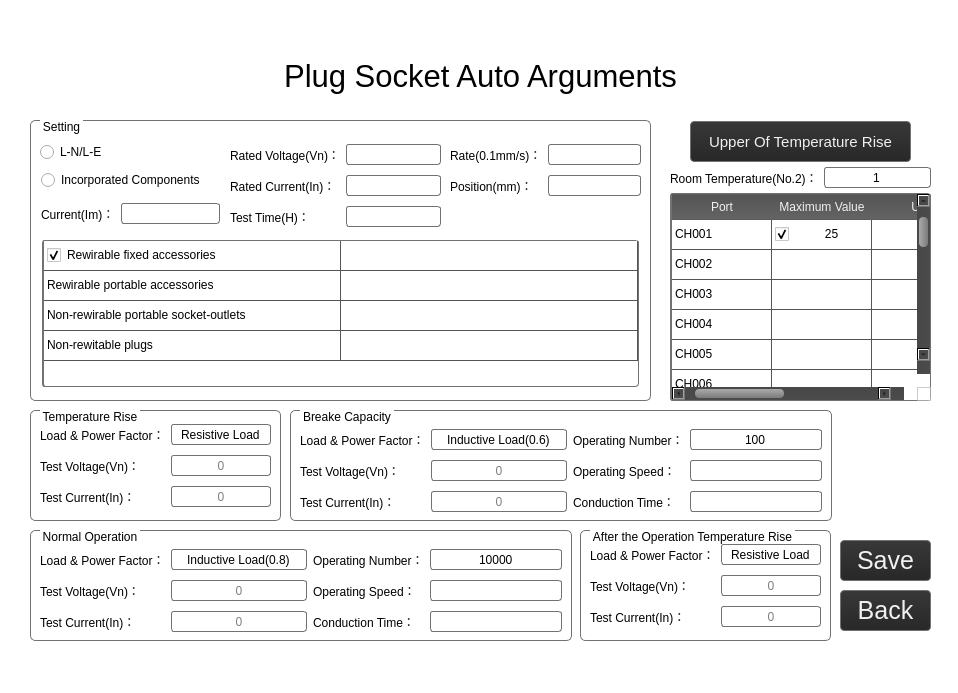
First picture: the form in ElectricalAccessories/formdisplay.ui, repository ColTam/tonstep, before the edit.
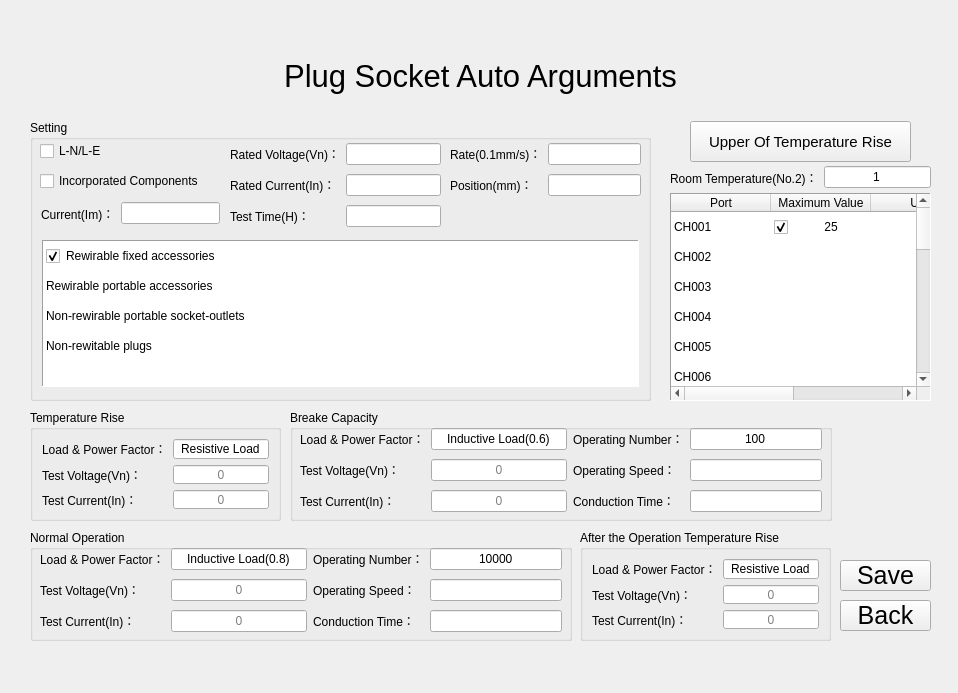
Second picture: the form after the edit. The open tabs and pages were chosen to show the change. Icons and pictures are not drawn.

What changed in the file:
```diff
--- a/ElectricalAccessories/formdisplay.ui
+++ b/ElectricalAccessories/formdisplay.ui
@@ -13,6 +13,11 @@
   <property name="windowTitle">
    <string/>
   </property>
+  <property name="styleSheet">
+   <string notr="true">QWidget#FormDisplay {
+	border-radius: 5px;
+}</string>
+  </property>
   <widget class="QStackedWidget" name="stackedWidget">
    <property name="enabled">
     <bool>true</bool>
@@ -21,8 +26,8 @@
     <rect>
      <x>0</x>
      <y>0</y>
-     <width>958</width>
-     <height>693</height>
+     <width>960</width>
+     <height>694</height>
     </rect>
    </property>
    <property name="font">
@@ -34,408 +39,7 @@
     <bool>false</bool>
    </property>
    <property name="styleSheet">
-    <string notr="true">QWidget {
-	background-color: #FFFFFF;
-}
-
-QLabel {
-	background: transparent;
-}
-
-QLabel#label_login {
-	image: url(:/image/image/SGS.png);
-}
-
-QLineEdit{
-    border: 1px solid #727272;
-    border-radius: 3px;
-    min-height: 19px;
-    selection-color:rgb(240,240,240);
-    selection-background-color:qlineargradient(spread:pad, x1:0, y1:0, x2:0, y2:1, stop:0 #383838, stop:1 #282828);
-}
-
-QPushButton 
-{
-    border: 1px solid #727272;
-    border-bottom-width:1px;
-    border-radius: 4px;
-    color: #F0F0F0;
-    background-color: qlineargradient(spread:pad, x1:0, y1:0, x2:0, y2:1, stop:0 #FF383838, stop:1 #FF282828);
-}
-
-QPushButton:hover
-{
-    border-bottom-color: #F46320;
-    border-bottom-width: 2px;
-    background-color: qlineargradient(spread:pad, x1:0, y1:0, x2:0, y2:1, stop:0 #FF646464, stop:1 #FF545454);
-}
-
-QPushButton:pressed 
-{
-    border-bottom-color: #727272;
-    border-bottom-width: 1px;
-    background-color: qlineargradient(spread:pad, x1:0, y1:0, x2:0, y2:1, stop:0 #FF383838, stop:1 #FF282828);
-}
-
-QPushButton:!enabled 
-{
-    color: #ADADAD;
-}
-
-QPushButton#pushButton_6 {
-	border: 1px solid #AAAAAA;
-	border-top-color: #727272;
-	border-right-color: #727272;
-	border-radius: 0px;
-	border-top-right-radius: 4px;
-	border-bottom-left-radius: 4px;
-	height: 21px;
-	width: 21px;
-    background: #FAFAFA;
-	image: url(:/icon/icon/arrow_down_black.png);
-}
-
-QPushButton#pushButton_6:hover {
-	background: #E7E7E7;
-}
-
-QPushButton#pushButton_6:pressed {
-	background: #FDFDFD;
-}
-
-QPushButton#pushButton_6::menu-indicator{
-	image:none;
-}
-
-QToolButton 
-{
-    border: 1px solid #727272;
-    border-bottom-width:1px;
-    border-radius: 4px;
-    color: #F0F0F0;
-    background-color: qlineargradient(spread:pad, x1:0, y1:0, x2:0, y2:1, stop:0 #FF383838, stop:1 #FF282828);
-}
-
-QToolButton:hover
-{
-    background-color: qlineargradient(spread:pad, x1:0, y1:0, x2:0, y2:1, stop:0 #FF646464, stop:1 #FF545454);
-    border-bottom-color: #F46320;
-    border-bottom-width: 2px;
-}
-
-QToolButton:pressed 
-{
-    background-color: qlineargradient(spread:pad, x1:0, y1:0, x2:0, y2:1, stop:0 #FF383838, stop:1 #FF282828);
-    border-bottom-color: #727272;
-    border-bottom-width: 1px;
-}
-
-QToolButton:!enabled 
-{
-    color: #ADADAD;
-}
-
-QToolButton#toolButton_close{
-    border: none;
-    border-radius: 0px;
-    background: #FAFAFA;
-    image:url(:/icon/icon/return.png);
-}
-
-QToolButton#toolButton_close:hover{
-    background: #E7E7E7;
-    border-bottom: 2px solid #F46320;
-}
-
-QToolButton#toolButton_close:pressed{
-    background: #FDFDFD;
-}
-
-QToolButton#toolButton{
-    border: none;
-    border-left: 1px solid #727272;
-    border-radius: 0px;
-    color: black;
-    background: #FAFAFA;
-}
-
-QToolButton#toolButton:hover{
-    background: #E7E7E7;
-    border-bottom: 2px solid #F46320;
-}
-
-QToolButton#toolButton:pressed{
-    background: #FDFDFD;
-}
-
-QTableWidget {
-    border: 1px solid #727272;
-    border-left: 2px solid #727272;
-    border-radius: 3px;
-    selection-color:#F0F0F0;
-    selection-background-color:qlineargradient(spread:pad, x1:0, y1:0, x2:0, y2:1, stop:0 #383838, stop:1 #282828);
-}
-
-QTableView::indicator:unchecked {
-    border: 1px solid #787878;
-}
-
-QTableView::indicator:unchecked:hover {
-    border: 1px solid #787878;
-}
-
-QTableWidget::item{
-    border:none;   
-    border-right: 1px solid #545454;
-    border-bottom: 1px solid #545454;
-    background: #FFFFFF;
-}
-
-QTableWidget::item:hover{
-    color:#F0F0F0;
-    background-color:qlineargradient(spread:pad, x1:0, y1:0, x2:0, y2:1, stop:0 #646464, stop:1 #545454);
-}
-
-QTableWidget::item:selected{
-    color:#F0F0F0;
-    background-color:qlineargradient(spread:pad, x1:0, y1:0, x2:0, y2:1, stop:0 #383838, stop:1 #282828);
-}
-
-QHeaderView::section{
-    border:1px solid qlineargradient(spread:pad, x1:0, y1:0, x2:0, y2:1, stop:0 #545454, stop:1 #646464);;
-    padding: 3px;
-    color:#F0F0F0;
-    background-color:qlineargradient(spread:pad, x1:0, y1:0, x2:0, y2:1, stop:0 #545454, stop:1 #646464);
-}
-
-QScrollBar:vertical {
-    width: 13px;
-    background: qlineargradient(spread:pad, x1:0, y1:0, x2:1, y2:0, stop:0 #484848, stop:1 #4B4B4B);
-    margin: 13px 0 13px 0;
-}
-
-QScrollBar::handle:vertical {
-    width: 13px;
-    min-height: 30px;
-    border-radius: 4px;
-    margin-left:2px;
-    margin-right:2px;
-    margin-top: 10px;
-    margin-bottom: 10px;
-    background: qlineargradient(spread:pad, x1:0, y1:0, x2:1, y2:0, stop:0 #AAAAAA, stop:1 #7B7B7B);
-}
-
-QScrollBar::handle:vertical:hover {
-    background: qlineargradient(spread:pad, x1:0, y1:0, x2:1, y2:0, stop:0 #9C9C9C, stop:1 #6D6D6D);
-}
-
-QScrollBar::sub-line:vertical {
-    height: 13px;
-    background: qlineargradient(spread:pad, x1:0, y1:0, x2:1, y2:0, stop:0 #484848, stop:1 #4B4B4B);
-    image: url(:/icon/icon/arrow_up.png);
-    subcontrol-position: top;
-    subcontrol-origin: margin;
-    padding-top:5px;
-    padding-bottom:5px;
-}
-
-QScrollBar::add-line:vertical {
-    height: 13px;
-    background: qlineargradient(spread:pad, x1:0, y1:0, x2:1, y2:0, stop:0 #484848, stop:1 #4B4B4B);
-    image: url(:/icon/icon/arrow_down.png);
-    subcontrol-position: bottom;
-    subcontrol-origin: margin;
-    padding-top:5px;
-    padding-bottom:5px;
-}
-
-QScrollBar::sub-line:vertical:hover {
-    background: qlineargradient(spread:pad, x1:0, y1:0, x2:1, y2:0, stop:0 #484848, stop:1 #585858);
-}
-
-QScrollBar::add-line:vertical:hover {
-    background: qlineargradient(spread:pad, x1:0, y1:0, x2:1, y2:0, stop:0 #484848, stop:1 #585858);
-}
-
-QScrollBar::add-page:vertical, QScrollBar::sub-page:vertical {
-    background: transparent;
-}
-
-QScrollBar:horizontal {
-    height: 13px;
-    background: qlineargradient(spread:pad, x1:0, y1:0, x2:0, y2:1, stop:0 #484848, stop:1 #4B4B4B);
-    margin: 0 13px 0 13px;
-}
-
-QScrollBar::handle:horizontal {
-    height: 13px;
-    min-width: 30px;
-    border-radius: 4px;
-    margin-top:2px;
-    margin-bottom:2px;
-    margin-left: 10px;
-    margin-right: 10px;
-    background: qlineargradient(spread:pad, x1:0, y1:0, x2:0, y2:1, stop:0 #AAAAAA, stop:1 #7B7B7B);
-}
-
-QScrollBar::handle:horizontal:hover {
-    background: qlineargradient(spread:pad, x1:0, y1:0, x2:0, y2:1, stop:0 #9C9C9C, stop:1 #6D6D6D);
-}
-
-QScrollBar::sub-line:horizontal {
-    width: 13px;
-    background: qlineargradient(spread:pad, x1:0, y1:0, x2:0, y2:1, stop:0 #484848, stop:1 #4B4B4B);
-    image: url(:/icon/icon/arrow_left.png);
-    subcontrol-position: left;
-    subcontrol-origin: margin;
-    padding-left:5px;
-    padding-right:5px;
-}
-
-QScrollBar::add-line:horizontal {
-    width: 13px;
-    background: qlineargradient(spread:pad, x1:0, y1:0, x2:0, y2:1, stop:0 #484848, stop:1 #4B4B4B);
-    image: url(:/icon/icon/arrow_right.png);
-    subcontrol-position: right;
-    subcontrol-origin: margin;
-    padding-left:5px;
-    padding-right:5px;
-}
-
-QScrollBar::sub-line:horizontal:hover {
-    background: qlineargradient(spread:pad, x1:0, y1:0, x2:0, y2:1, stop:0 #585858, stop:1 #484848);
-}
-
-QScrollBar::add-line:horizontal:hover {
-    background: qlineargradient(spread:pad, x1:0, y1:0, x2:0, y2:1, stop:0 #585858, stop:1 #484848);
-}
-
-QScrollBar::add-page:horizontal, QScrollBar::sub-page:horizontal {
-    background: transparent;
-}
-
-QTabWidget QLabel {
-	background: #FFFFFF;
-}
-
-QTabWidget::pane {
-	border: none;
-	border-top: 1px solid #727272;
-	border-right: 2px solid #727272;
-}
-
-QTabWidget::tab-bar {
-    border: none;
-}
-QTabBar::tab {
-    color: #E0E0E0;
-    background:qlineargradient(spread:pad, x1:0, y1:0, x2:0, y2:1, stop:0 #646464, stop:1 #545454);
-    width: 20px;
-    height: 73px;
-    border: none;
-    border-top-right-radius: 4px;
-    border-bottom-right-radius: 4px;
-    margin-right: 3px;
-    margin-bottom: 1px;
-    padding-top: 3px;
-    padding-bottom: 3px;
-}
-QTabBar::tab:hover {
-    border-left: 1px solid #F46320;
-    background:qlineargradient(spread:pad, x1:0, y1:0, x2:0, y2:1, stop:0 #383838, stop:1 #282828);
-}
-QTabBar::tab:selected {
-    width:21px;
-    color: #F0F0F0;
-    border-left: 2px solid #F46320;
-    background:qlineargradient(spread:pad, x1:0, y1:0, x2:0, y2:1, stop:0 #383838, stop:1 #282828);
-}
-
-QComboBox {
-    color: #F0F0F0;
-    font-size: 18px;
-    max-height:20px;
-    background-color: qlineargradient(x1:0, y1:0, x2:0, y2:1, stop:0 #FF383838, stop:1 #FF282828);
-    border:1px solid #727272;
-    border-radius: 3px;
-    padding-left: 2px;
-}
-
-QComboBox::drop-down {
-    width: 26px;
-    border: none;
-    background: transparent;
-}
-
-QComboBox::down-arrow {
-    border-image: url(:/icon/icon/arrow_down);
-}
-
-QComboBox QAbstractItemView {
-    border: 1px solid #727272;
-    color: #F0F0F0;
-    background-color: qlineargradient(x1:0, y1:0, x2:0, y2:1, stop:0 #FF383838, stop:1 #FF282828);
-    outline: none;
-    selection-background-color: qlineargradient(spread:pad, x1:0, y1:0, x2:0, y2:1, stop:0 #FF646464, stop:1 #FF545454);
-}
-
-QComboBox:on {
-    background-color: qlineargradient(spread:pad, x1:0, y1:0, x2:0, y2:1, stop:0 #FF2B2B2B, stop:1 #FF202020);
-}
-
-#page_login {border-image: url(:/image/image/wlite.jpg);}
-/*#page_main {border-image: url(:/image/);}
-#page_19 {border-image: url(:/image/);}
-#page_20 {border-image: url(:/image/);}
-#page_21 {border-image: url(:/image/);}
-#page_22 {border-image: url(:/image/);}*/
-
-.QGroupBox {
-    border:1px solid #727272;
-    border-radius: 5px;
-    margin-top: 1.5ex;
-	font-weight:normal;
-}
-
-.QGroupBox QWidget#mPiecesViewListA{
-	border:1px;
-	border-radius: 5px;
-}
-.QGroupBox QWidget#mPiecesViewListB{
-	border:1px;
-	border-radius: 5px;
-}
-.QGroupBox QWidget#mPiecesViewListC{
-	border:1px;
-	border-radius: 5px;
-}
-.QGroupBox QWidget#mPiecesPowerListA{
-	border:1px;
-	border-radius: 5px;
-}
-.QGroupBox QWidget#mPiecesPowerListB{
-	border:1px;
-	border-radius: 5px;
-}
-.QGroupBox QWidget#mPiecesPowerListC{
-	border:1px;
-	border-radius: 5px;
-}
-
-.QGroupBox::title { 
-    subcontrol-origin: margin;
-    subcontrol-position: top left;
-    left:10px;
-    margin-left: 0px;
-    padding:0 1px;
-}
-
-.QGroupBox#groupBox_login {
-background: rgba(70,70,70,30%);
-}
-
-
-</string>
+    <string notr="true"/>
    </property>
    <property name="frameShape">
     <enum>QFrame::NoFrame</enum>
@@ -9173,9 +8777,9 @@
      <property name="geometry">
       <rect>
        <x>840</x>
-       <y>540</y>
+       <y>560</y>
        <width>91</width>
-       <height>41</height>
+       <height>31</height>
       </rect>
      </property>
      <property name="font">
@@ -9211,7 +8815,7 @@
       </font>
      </property>
      <property name="styleSheet">
-      <string notr="true">background:transparent;</string>
+      <string notr="true"/>
      </property>
      <property name="text">
       <string>Plug Socket Auto Arguments</string>
@@ -9236,8 +8840,7 @@
       </font>
      </property>
      <property name="styleSheet">
-      <string notr="true">
-#groupBox_login * {background-color: rgb();}</string>
+      <string notr="true"/>
      </property>
      <property name="title">
       <string>Temperature Rise</string>
@@ -9360,8 +8963,7 @@
       </font>
      </property>
      <property name="styleSheet">
-      <string notr="true">
-#groupBox_login * {background-color: rgb();}</string>
+      <string notr="true"/>
      </property>
      <property name="title">
       <string>Breake Capacity</string>
@@ -9593,8 +9195,7 @@
       </font>
      </property>
      <property name="styleSheet">
-      <string notr="true">
-#groupBox_login * {background-color: rgb();}</string>
+      <string notr="true"/>
      </property>
      <property name="title">
       <string>Normal Operation</string>
@@ -9825,8 +9426,7 @@
       </font>
      </property>
      <property name="styleSheet">
-      <string notr="true">
-#groupBox_login * {background-color: rgb();}</string>
+      <string notr="true"/>
      </property>
      <property name="title">
       <string>After the Operation Temperature Rise</string>
@@ -9934,9 +9534,9 @@
      <property name="geometry">
       <rect>
        <x>840</x>
-       <y>590</y>
+       <y>600</y>
        <width>91</width>
-       <height>41</height>
+       <height>31</height>
       </rect>
      </property>
      <property name="font">
@@ -9970,8 +9570,7 @@
       </font>
      </property>
      <property name="styleSheet">
-      <string notr="true">
-#groupBox_login * {background-color: rgb();}</string>
+      <string notr="true"/>
      </property>
      <property name="title">
       <string>Setting</string>
@@ -10398,56 +9997,32 @@
        </item>
       </layout>
      </widget>
-     <widget class="QRadioButton" name="radioButtonSwitch">
+     <widget class="QCheckBox" name="checkBoxIC">
       <property name="geometry">
        <rect>
         <x>10</x>
-        <y>21</y>
+        <y>50</y>
         <width>181</width>
         <height>22</height>
        </rect>
       </property>
-      <property name="minimumSize">
-       <size>
-        <width>0</width>
-        <height>22</height>
-       </size>
+      <property name="text">
+       <string>Incorporated Components</string>
       </property>
-      <property name="toolTip">
-       <string/>
-      </property>
-      <property name="styleSheet">
-       <string notr="true"/>
+     </widget>
+     <widget class="QCheckBox" name="checkBoxSwitch">
+      <property name="geometry">
+       <rect>
+        <x>10</x>
+        <y>20</y>
+        <width>181</width>
+        <height>22</height>
+       </rect>
       </property>
       <property name="text">
        <string>L-N/L-E</string>
       </property>
-      <property name="autoExclusive">
-       <bool>false</bool>
-      </property>
-     </widget>
-     <widget class="QRadioButton" name="radioButtonIC">
-      <property name="geometry">
-       <rect>
-        <x>11</x>
-        <y>49</y>
-        <width>181</width>
-        <height>22</height>
-       </rect>
-      </property>
-      <property name="minimumSize">
-       <size>
-        <width>0</width>
-        <height>22</height>
-       </size>
-      </property>
-      <property name="styleSheet">
-       <string notr="true"/>
-      </property>
-      <property name="text">
-       <string>Incorporated Components</string>
-      </property>
-      <property name="autoExclusive">
+      <property name="checked">
        <bool>false</bool>
       </property>
      </widget>
@@ -10759,7 +10334,7 @@
        <enum>Checked</enum>
       </property>
       <property name="flags">
-       <set>ItemIsUserCheckable|ItemIsEnabled</set>
+       <set>ItemIsEnabled</set>
       </property>
      </item>
      <item row="0" column="2">
```
Left out of the diff: 500 changed lines with no effect on the pictures.
